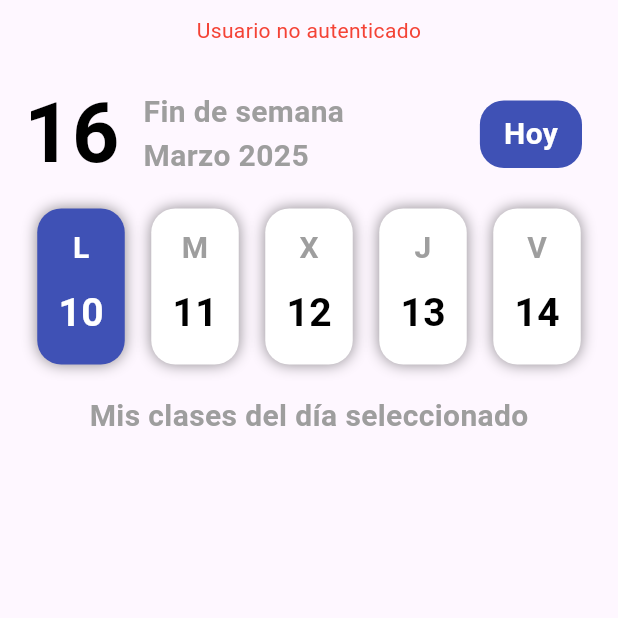
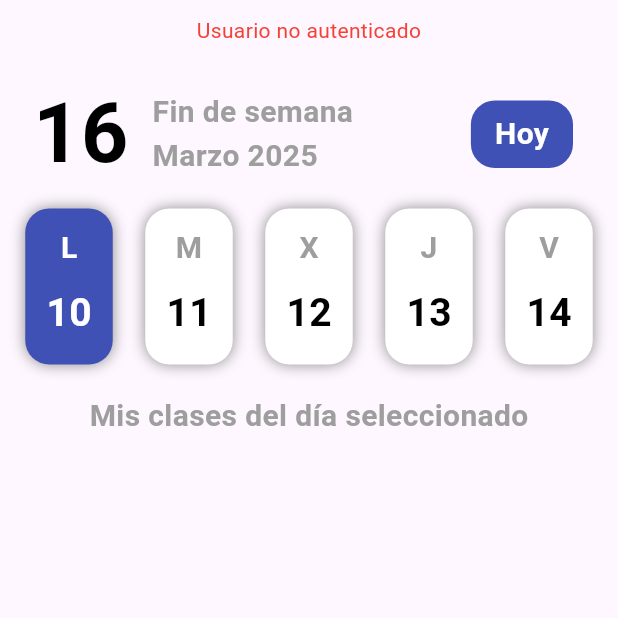
Before and after one commit to carloscl2001/ESIPlanner-UCA, a Flutter app: the HomeScreen screen opened directly, on a phone screen of 412 x 824 dp, the top half of it. Run offline on Flutter 3.47's test engine with Material 3 defaults, Android fonts, the phone set to English and light mode, and no system bars; our stand-ins replace shared_preferences; accounts and stored records are empty.

Commit message:
Update home_screen.dart

```diff
--- a/esiplanner/lib/screens/home_screen.dart
+++ b/esiplanner/lib/screens/home_screen.dart
@@ -220,7 +220,7 @@ class _HomeScreenState extends State<HomeScreen> {
           _isLoading
               ? const Center(child: CircularProgressIndicator())
               : Padding(
-                padding: const EdgeInsets.symmetric(horizontal: 16, vertical: 10),
+                padding: const EdgeInsets.symmetric(horizontal: 6, vertical: 10),
                 child: Column(
                   children: [
                     if (_errorMessage.isNotEmpty) ...[
@@ -231,7 +231,7 @@ class _HomeScreenState extends State<HomeScreen> {
                       ),
                       const SizedBox(height: 20),
                     ],
-                    principalRow(isDarkMode, DateTime.now().day.toString(),),
+                    actualDayRow(isDarkMode, DateTime.now().day.toString(),),
                     // const Divider(height: 10),
                     const SizedBox(height: 10),
                     dayButtonRow(weekDates, isDarkMode),
@@ -270,8 +270,10 @@ class _HomeScreenState extends State<HomeScreen> {
     );
   }
 
-  Row principalRow(bool isDarkMode, day) {
-    return Row(
+  Padding actualDayRow(bool isDarkMode, day) {
+    return Padding(
+      padding: const EdgeInsets.symmetric(horizontal: 16), // Padding horizontal de 16
+      child: Row(
         mainAxisAlignment: MainAxisAlignment.spaceBetween, // Distribuye el espacio entre los hijos
         children: [
           Row(
@@ -284,7 +286,7 @@ class _HomeScreenState extends State<HomeScreen> {
                   fontSize: 55,
                 ),
               ),
-            SizedBox(width: 16), // Espacio entre el día y la columna (opcional)
+              const SizedBox(width: 16), // Espacio entre el día y la columna (opcional)
               Column(
                 crossAxisAlignment: CrossAxisAlignment.start, // Alinea el texto del Column a la izquierda
                 children: [
@@ -313,7 +315,7 @@ class _HomeScreenState extends State<HomeScreen> {
           Container(
             margin: const EdgeInsets.only(right: 8), // Margen derecho
             alignment: Alignment.center, // Centra el texto dentro del Container
-          padding: EdgeInsets.symmetric(horizontal: 16, vertical: 8), // Espacio interno
+            padding: const EdgeInsets.symmetric(horizontal: 16, vertical: 8), // Espacio interno
             decoration: BoxDecoration(
               color: isDarkMode ? Colors.yellow.shade700 : Colors.indigo, // Color de fondo
               borderRadius: BorderRadius.circular(16), // Bordes redondeados
@@ -328,6 +330,7 @@ class _HomeScreenState extends State<HomeScreen> {
             ),
           ),
         ],
+      ),
     );
   }
 
@@ -360,8 +363,8 @@ class _HomeScreenState extends State<HomeScreen> {
           boxShadow: [
             BoxShadow(
               color: !isDarkMode
-                  ? Colors.black.withOpacity(0.45)
-                  : Colors.white.withOpacity(0.45),
+                  ? Colors.black.withValues( alpha: 0.45)
+                  : Colors.white.withValues( alpha: 0.45),
               blurRadius: 8.0,
               offset: const Offset(0, 0),
             ),
@@ -456,10 +459,11 @@ class _HomeScreenState extends State<HomeScreen> {
           }
         }
 
-        return Column(
+        return Padding(
+          padding: const EdgeInsets.symmetric(horizontal: 16), // Padding horizontal de 16
+          child: Column(
             crossAxisAlignment: CrossAxisAlignment.start,
-          children:
-              events.asMap().entries.map((entry) {
+            children: events.asMap().entries.map((entry) {
               final index = entry.key;
               final eventData = entry.value;
               final event = eventData['event'];
@@ -473,6 +477,7 @@ class _HomeScreenState extends State<HomeScreen> {
                 isOverlap: isOverlapping[index],
               );
             }).toList(),
+          ),
         );
       },
     );
```
Lines whose indentation alone changed are shown as unchanged.
